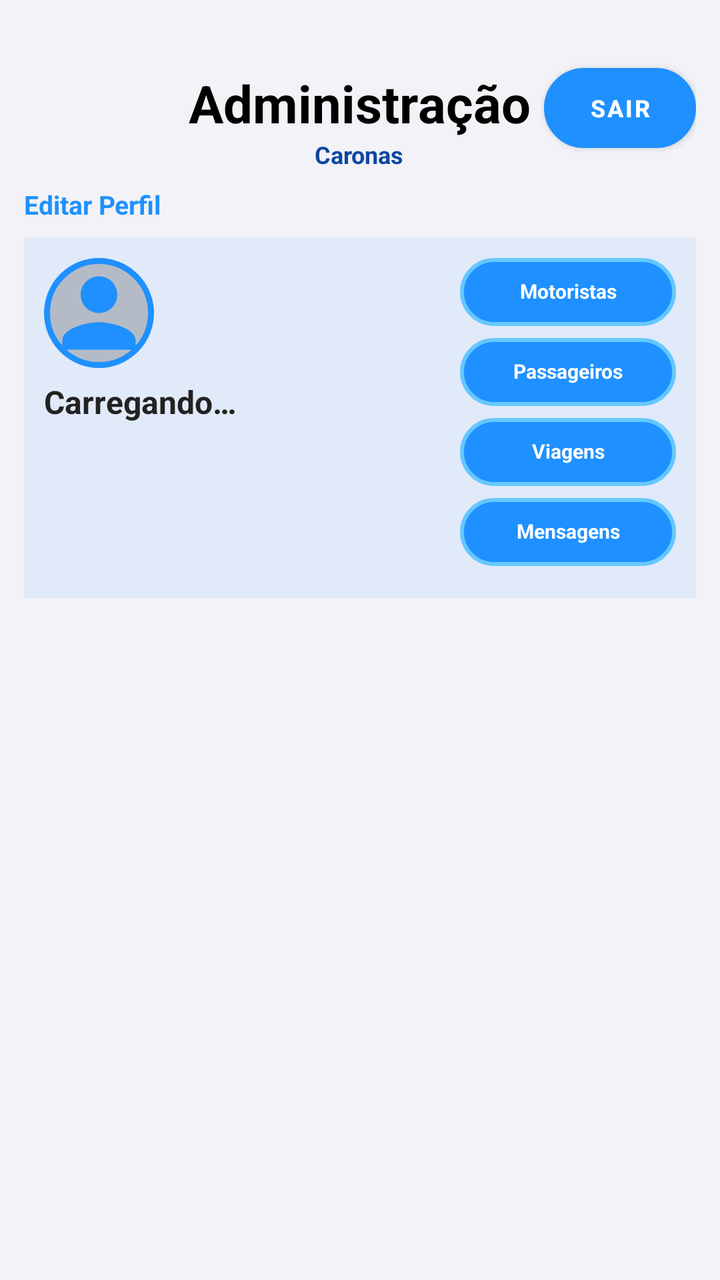
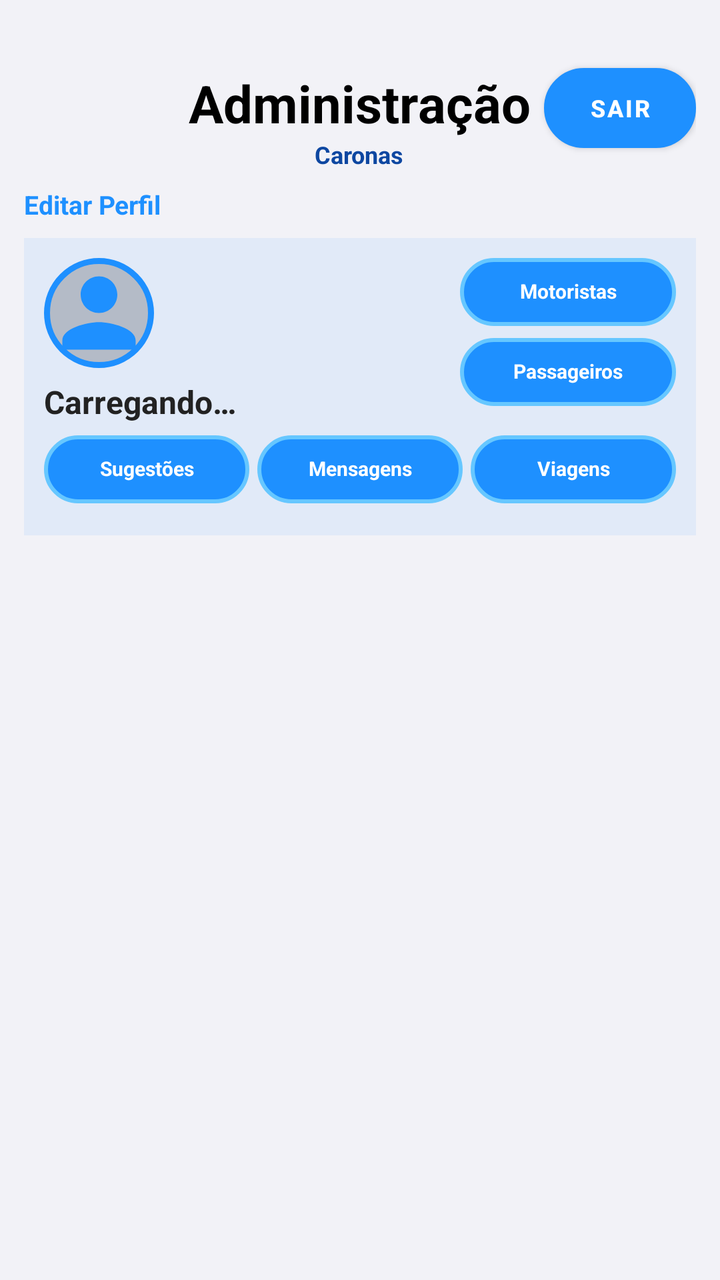

Before-and-after screenshots of an Android layout around one commit, followed by the original layout XML and the change that was made.
<!-- AndroidManifest.xml: application theme Theme.Caronas -->
<!-- res/layout/activity_administracao_caronas.xml -->
<?xml version="1.0" encoding="utf-8"?>
<LinearLayout xmlns:android="http://schemas.android.com/apk/res/android"
    android:layout_width="match_parent"
    android:layout_height="match_parent"
    android:orientation="vertical"
    android:background="@color/fundo_cinza_claro"
    android:paddingHorizontal="12dp"
    android:paddingVertical="8dp">

    
    <RelativeLayout
        android:layout_width="match_parent"
        android:layout_height="wrap_content"
        android:layout_marginBottom="8dp">

        <LinearLayout
            android:layout_width="wrap_content"
            android:layout_height="wrap_content"
            android:layout_centerHorizontal="true"
            android:layout_marginTop="26dp"
            android:orientation="vertical"
            android:gravity="center_horizontal">

            <TextView
                android:layout_width="wrap_content"
                android:layout_height="wrap_content"
                android:text="@string/admin_titulo_dashboard"
                android:textColor="#000000"
                android:textSize="26sp"
                android:textStyle="bold" />

            <TextView
                android:layout_width="wrap_content"
                android:layout_height="wrap_content"
                android:text="@string/login_titulo"
                android:textColor="@color/azul_neon_escuro"
                android:textSize="12sp"
                android:textStyle="bold" />

        </LinearLayout>

        <Button
            android:id="@+id/btnSair"
            android:layout_width="76dp"
            android:layout_height="40dp"
            android:layout_alignParentTop="true"
            android:layout_alignParentEnd="true"
            android:layout_marginTop="26dp"
            android:text="@string/sair"
            android:textSize="12sp"
            android:textStyle="bold"
            android:textColor="#FFFFFF"
            android:background="@drawable/botao_azul_neon"
            android:padding="4dp" />

    </RelativeLayout>

    
    <TextView
        android:id="@+id/tvEditarPerfilAdmin"
        android:layout_width="wrap_content"
        android:layout_height="wrap_content"
        android:text="@string/admin_botao_editar_perfil"
        android:textSize="13sp"
        android:textStyle="bold"
        android:textColor="#1E90FF"
        android:clickable="true"
        android:focusable="true"
        android:layout_marginBottom="8dp" />

    
    <LinearLayout
        android:layout_width="match_parent"
        android:layout_height="wrap_content"
        android:orientation="horizontal"
        android:background="#141E90FF"
        android:padding="10dp">

        <LinearLayout
            android:layout_width="0dp"
            android:layout_height="wrap_content"
            android:layout_weight="1"
            android:orientation="vertical"
            android:gravity="start">

            <ImageView
                android:id="@+id/ivFotoAdminLogado"
                android:layout_width="55dp"
                android:layout_height="55dp"
                android:src="@drawable/ic_person_default"
                android:scaleType="centerCrop"
                android:background="@drawable/borda_circular_azul"
                android:contentDescription="@null" />

            <TextView
                android:id="@+id/tvAdminNome"
                android:layout_width="wrap_content"
                android:layout_height="wrap_content"
                android:layout_marginTop="6dp"
                android:text="@string/carregando"
                android:textSize="16sp"
                android:textStyle="bold"
                android:textColor="#222222" />

        </LinearLayout>

        <LinearLayout
            android:layout_width="wrap_content"
            android:layout_height="wrap_content"
            android:orientation="vertical"
            android:gravity="center">

            <TextView
                android:id="@+id/btnMotoristas"
                style="@style/BotaoAcaoCaronasVertical"
                android:text="@string/admin_botao_motoristas" />

            <TextView
                android:id="@+id/btnPassageiros"
                style="@style/BotaoAcaoCaronasVertical"
                android:text="@string/admin_botao_passageiros" />

            <TextView
                android:id="@+id/btnViagens"
                style="@style/BotaoAcaoCaronasVertical"
                android:text="@string/admin_botao_viagens" />

            <TextView
                android:id="@+id/btnMensagens"
                style="@style/BotaoAcaoCaronasVertical"
                android:text="@string/admin_botao_mensagens" />

        </LinearLayout>

    </LinearLayout>

    
    <androidx.core.widget.NestedScrollView
        android:layout_width="match_parent"
        android:layout_height="0dp"
        android:layout_weight="1"
        android:clipToPadding="false">

        <LinearLayout
            android:layout_width="match_parent"
            android:layout_height="wrap_content"
            android:orientation="vertical"
            android:paddingTop="10dp">

            
            <LinearLayout
                android:id="@+id/containerBuscaMensagens"
                android:layout_width="match_parent"
                android:layout_height="wrap_content"
                android:orientation="horizontal"
                android:layout_marginBottom="14dp"
                android:visibility="gone">

                <EditText
                    android:id="@+id/etBuscaMensagens"
                    android:layout_width="0dp"
                    android:layout_height="wrap_content"
                    android:layout_weight="1"
                    android:hint="@string/admin_mensagens_busca_hint"
                    android:inputType="text"
                    android:imeOptions="actionSearch"
                    android:maxLines="1"
                    android:textColor="@color/grafite"
                    android:layout_marginEnd="8dp" />

                <Button
                    android:id="@+id/btnBuscarMensagens"
                    android:layout_width="wrap_content"
                    android:layout_height="wrap_content"
                    android:text="@string/admin_mensagens_busca_botao"
                    android:textColor="#FFFFFF"
                    android:background="@drawable/botao_azul_neon" />

            </LinearLayout>

            <TextView
                android:id="@+id/tvTituloSecaoAdmin"
                android:layout_width="match_parent"
                android:layout_height="wrap_content"
                android:textColor="@color/azul_neon"
                android:textSize="16sp"
                android:textStyle="bold"
                android:layout_marginBottom="10dp"
                android:visibility="gone" />

            <ProgressBar
                android:id="@+id/progressBarSecaoAdmin"
                android:layout_width="wrap_content"
                android:layout_height="wrap_content"
                android:layout_gravity="center"
                android:layout_marginTop="16dp"
                android:visibility="gone" />

            <TextView
                android:id="@+id/tvVazioSecaoAdmin"
                android:layout_width="match_parent"
                android:layout_height="wrap_content"
                android:textColor="#8899AA"
                android:textSize="13sp"
                android:gravity="center"
                android:padding="24dp"
                android:visibility="gone" />

            <androidx.recyclerview.widget.RecyclerView
                android:id="@+id/rvSecaoAdmin"
                android:layout_width="match_parent"
                android:layout_height="wrap_content"
                android:nestedScrollingEnabled="false"
                android:visibility="gone" />

        </LinearLayout>

    </androidx.core.widget.NestedScrollView>

</LinearLayout>
<!-- resources referenced by this layout -->
<resources>
  <color name="azul_neon">#1E90FF</color>
  <color name="azul_neon_escuro">#0D47A1</color>
  <color name="fundo_cinza_claro">#F2F2F7</color>
  <color name="grafite">#455A64</color>
  <!-- drawable borda_circular_azul (drawable) -->
  <?xml version="1.0" encoding="utf-8"?>
  <shape xmlns:android="http://schemas.android.com/apk/res/android"
      android:shape="oval">
      <stroke
          android:width="3dp"
          android:color="#1E90FF" />
      <solid android:color="#33000000" />
  </shape>
  <!-- drawable botao_azul_neon (drawable) -->
  <?xml version="1.0" encoding="utf-8"?>
  <shape xmlns:android="http://schemas.android.com/apk/res/android">
      <solid android:color="#1E90FF" />
      <corners android:radius="25dp" />
      <stroke android:width="2dp" android:color="#66C7FF" />
      <padding android:left="16dp" android:right="16dp" android:top="12dp" android:bottom="12dp" />
  </shape>
  <!-- drawable ic_person_default (drawable) -->
  <?xml version="1.0" encoding="utf-8"?>
  <vector xmlns:android="http://schemas.android.com/apk/res/android"
      android:width="80dp"
      android:height="80dp"
      android:viewportWidth="24"
      android:viewportHeight="24">
      <path
          android:fillColor="#1E90FF"
          android:pathData="M12,12c2.21,0 4,-1.79 4,-4s-1.79,-4 -4,-4 -4,1.79 -4,4 1.79,4 4,4zM12,14c-2.67,0 -8,1.34 -8,4v2h16v-2c0,-2.66 -5.33,-4 -8,-4z"/>
  </vector>
  <string name="admin_botao_editar_perfil">Editar Perfil</string>
  <string name="admin_botao_mensagens">Mensagens</string>
  <string name="admin_botao_motoristas">Motoristas</string>
  <string name="admin_botao_passageiros">Passageiros</string>
  <string name="admin_botao_viagens">Viagens</string>
  <string name="admin_mensagens_busca_botao">Buscar</string>
  <string name="admin_mensagens_busca_hint">Nome completo, telefone ou e-mail</string>
  <string name="admin_titulo_dashboard">Administração</string>
  <string name="carregando">Carregando…</string>
  <string name="login_titulo">Caronas</string>
  <string name="sair">Sair</string>
  <style name="BotaoAcaoCaronasVertical">
          <item name="android:layout_width">108dp</item>
          <item name="android:layout_height">34dp</item>
          <item name="android:layout_marginBottom">6dp</item>
          <item name="android:background">@drawable/botao_azul_neon</item>
          <item name="android:textColor">#FFFFFF</item>
          <item name="android:textSize">10sp</item>
          <item name="android:textStyle">bold</item>
          <item name="android:gravity">center</item>
          <item name="android:includeFontPadding">false</item>
          <item name="android:paddingHorizontal">3dp</item>
          <item name="android:paddingVertical">1dp</item>
          <item name="android:clickable">true</item>
          <item name="android:focusable">true</item>
      </style>
  <style name="Theme.Caronas" parent="Theme.MaterialComponents.DayNight.NoActionBar">
          <item name="colorPrimary">@color/azul_neon</item>
          <item name="colorPrimaryVariant">@color/azul_neon_escuro</item>
          <item name="colorOnPrimary">@color/white</item>
          <item name="colorSecondary">@color/azul_neon</item>
          <item name="colorSecondaryVariant">@color/azul_neon_escuro</item>
          <item name="colorOnSecondary">@color/white</item>
          <item name="android:statusBarColor">@color/fundo_escuro</item>
          <item name="android:windowBackground">@color/fundo_escuro</item>
      </style>
  <color name="white">#FFFFFFFF</color>
  <color name="fundo_escuro">#0A0E1A</color>
</resources>

<!-- the commit's change to res/layout/activity_administracao_caronas.xml (unified diff, before → after) -->
@@ -72,63 +72,93 @@
     <LinearLayout
         android:layout_width="match_parent"
         android:layout_height="wrap_content"
-        android:orientation="horizontal"
+        android:orientation="vertical"
         android:background="#141E90FF"
         android:padding="10dp">
 
-        <LinearLayout
-            android:layout_width="0dp"
-            android:layout_height="wrap_content"
-            android:layout_weight="1"
-            android:orientation="vertical"
-            android:gravity="start">
-
-            <ImageView
-                android:id="@+id/ivFotoAdminLogado"
-                android:layout_width="55dp"
-                android:layout_height="55dp"
-                android:src="@drawable/ic_person_default"
-                android:scaleType="centerCrop"
-                android:background="@drawable/borda_circular_azul"
-                android:contentDescription="@null" />
-
-            <TextView
-                android:id="@+id/tvAdminNome"
-                android:layout_width="wrap_content"
-                android:layout_height="wrap_content"
-                android:layout_marginTop="6dp"
-                android:text="@string/carregando"
-                android:textSize="16sp"
-                android:textStyle="bold"
-                android:textColor="#222222" />
-
-        </LinearLayout>
-
-        <LinearLayout
-            android:layout_width="wrap_content"
-            android:layout_height="wrap_content"
-            android:orientation="vertical"
-            android:gravity="center">
-
-            <TextView
-                android:id="@+id/btnMotoristas"
+        
+        <LinearLayout
+            android:layout_width="match_parent"
+            android:layout_height="wrap_content"
+            android:orientation="horizontal">
+
+            <LinearLayout
+                android:layout_width="0dp"
+                android:layout_height="wrap_content"
+                android:layout_weight="1"
+                android:orientation="vertical"
+                android:gravity="start">
+
+                <ImageView
+                    android:id="@+id/ivFotoAdminLogado"
+                    android:layout_width="55dp"
+                    android:layout_height="55dp"
+                    android:src="@drawable/ic_person_default"
+                    android:scaleType="centerCrop"
+                    android:background="@drawable/borda_circular_azul"
+                    android:contentDescription="@null" />
+
+                <TextView
+                    android:id="@+id/tvAdminNome"
+                    android:layout_width="wrap_content"
+                    android:layout_height="wrap_content"
+                    android:layout_marginTop="6dp"
+                    android:text="@string/carregando"
+                    android:textSize="16sp"
+                    android:textStyle="bold"
+                    android:textColor="#222222" />
+
+            </LinearLayout>
+
+            <LinearLayout
+                android:layout_width="wrap_content"
+                android:layout_height="wrap_content"
+                android:orientation="vertical"
+                android:gravity="center">
+
+                <TextView
+                    android:id="@+id/btnMotoristas"
+                    style="@style/BotaoAcaoCaronasVertical"
+                    android:text="@string/admin_botao_motoristas" />
+
+                <TextView
+                    android:id="@+id/btnPassageiros"
+                    style="@style/BotaoAcaoCaronasVertical"
+                    android:text="@string/admin_botao_passageiros" />
+
+            </LinearLayout>
+
+        </LinearLayout>
+
+        
+        <LinearLayout
+            android:layout_width="match_parent"
+            android:layout_height="wrap_content"
+            android:orientation="horizontal"
+            android:layout_marginTop="6dp">
+
+            <TextView
+                android:id="@+id/btnManifestacoes"
                 style="@style/BotaoAcaoCaronasVertical"
-                android:text="@string/admin_botao_motoristas" />
-
-            <TextView
-                android:id="@+id/btnPassageiros"
+                android:layout_width="0dp"
+                android:layout_weight="1"
+                android:layout_marginEnd="4dp"
+                android:text="@string/admin_botao_manifestacoes" />
+
+            <TextView
+                android:id="@+id/btnMensagens"
                 style="@style/BotaoAcaoCaronasVertical"
-                android:text="@string/admin_botao_passageiros" />
+                android:layout_width="0dp"
+                android:layout_weight="1"
+                android:layout_marginEnd="4dp"
+                android:text="@string/admin_botao_mensagens" />
 
             <TextView
                 android:id="@+id/btnViagens"
                 style="@style/BotaoAcaoCaronasVertical"
+                android:layout_width="0dp"
+                android:layout_weight="1"
                 android:text="@string/admin_botao_viagens" />
-
-            <TextView
-                android:id="@+id/btnMensagens"
-                style="@style/BotaoAcaoCaronasVertical"
-                android:text="@string/admin_botao_mensagens" />
 
         </LinearLayout>
 
@@ -213,6 +243,19 @@
                 android:nestedScrollingEnabled="false"
                 android:visibility="gone" />
 
+            
+            <Button
+                android:id="@+id/btnArquivadosManifestacoes"
+                android:layout_width="wrap_content"
+                android:layout_height="wrap_content"
+                android:layout_gravity="center"
+                android:layout_marginTop="16dp"
+                android:text="@string/admin_manifestacoes_botao_arquivados"
+                android:textSize="12sp"
+                android:textColor="#FFFFFF"
+                android:background="@color/grafite"
+                android:visibility="gone" />
+
         </LinearLayout>
 
     </androidx.core.widget.NestedScrollView>
<!-- resource entries referenced after the edit -->
@@ -33,10 +33,12 @@
           android:pathData="M12,12c2.21,0 4,-1.79 4,-4s-1.79,-4 -4,-4 -4,1.79 -4,4 1.79,4 4,4zM12,14c-2.67,0 -8,1.34 -8,4v2h16v-2c0,-2.66 -5.33,-4 -8,-4z"/>
   </vector>
   <string name="admin_botao_editar_perfil">Editar Perfil</string>
+  <string name="admin_botao_manifestacoes">Sugestões</string>
   <string name="admin_botao_mensagens">Mensagens</string>
   <string name="admin_botao_motoristas">Motoristas</string>
   <string name="admin_botao_passageiros">Passageiros</string>
   <string name="admin_botao_viagens">Viagens</string>
+  <string name="admin_manifestacoes_botao_arquivados">🗄️ Arquivados</string>
   <string name="admin_mensagens_busca_botao">Buscar</string>
   <string name="admin_mensagens_busca_hint">Nome completo, telefone ou e-mail</string>
   <string name="admin_titulo_dashboard">Administração</string>
